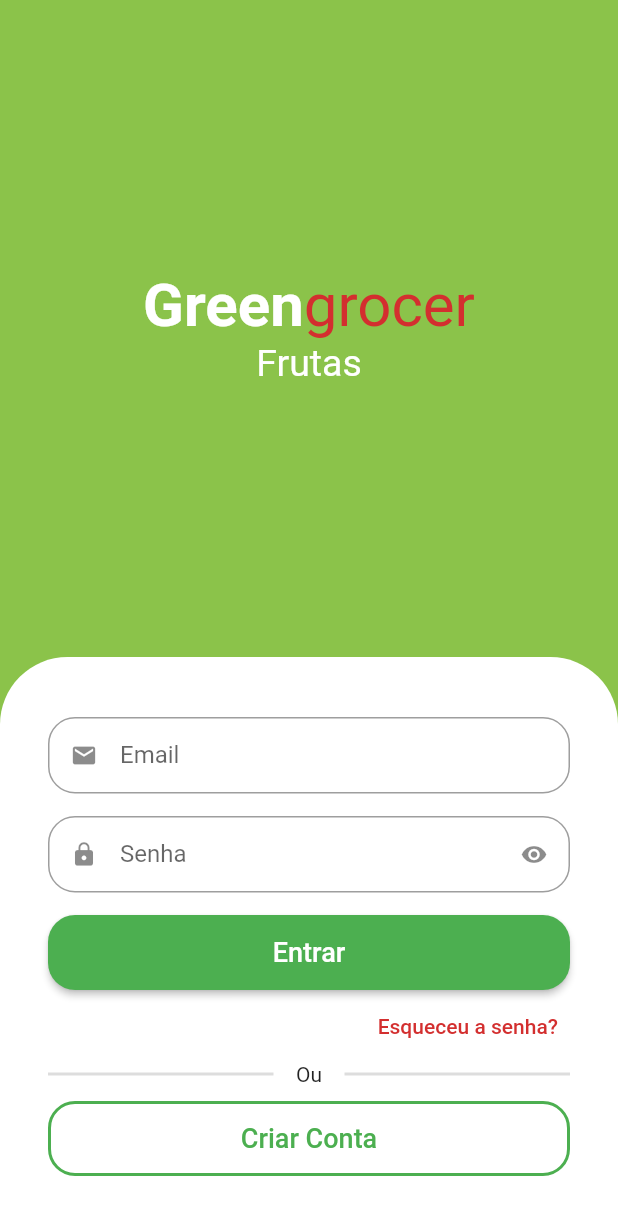
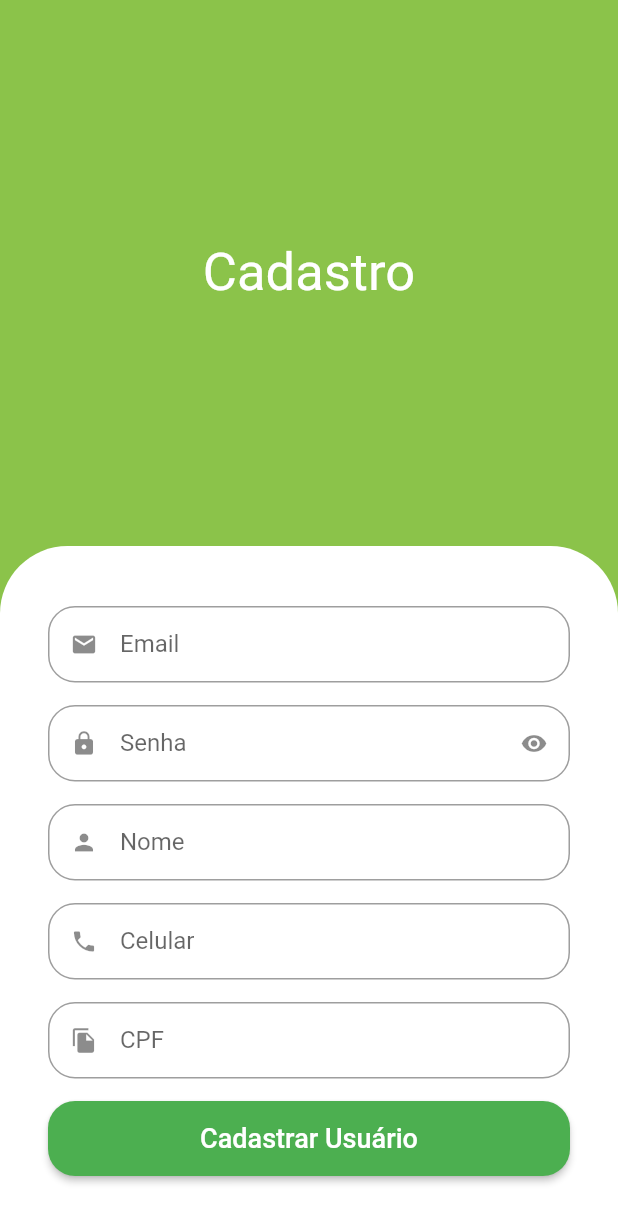
Before and after one commit to nfdeveloper/quitanda_flutter, a Flutter app: the screen it shows after launch, after a tap on "Criar Conta", on a phone screen of 412 x 824 dp. Shown: the top 1223 px of the screen. Run offline on Flutter 3.47's test engine with Material 2 defaults, Android fonts, the phone set to English and light mode, and no system bars; drawn by our look-alikes of animated_text_kit.

Commit message:
Criando tela de Cadastro de Usuario

```diff
--- a/lib/src/auth/sign_in_screen.dart
+++ b/lib/src/auth/sign_in_screen.dart
@@ -1,6 +1,7 @@
 import 'package:animated_text_kit/animated_text_kit.dart';
 import 'package:flutter/material.dart';
 import 'package:quitanda/src/auth/components/custom_text_field.dart';
+import 'package:quitanda/src/auth/sign_up_screen.dart';
 import 'package:quitanda/src/config/custom_colors.dart';
 
 class SignInScreen extends StatelessWidget {
@@ -137,7 +138,15 @@ class SignInScreen extends StatelessWidget {
                                   borderRadius: BorderRadius.circular(18)),
                               side:
                                   const BorderSide(width: 2, color: Colors.green)),
-                          onPressed: () {},
+                          onPressed: () {
+                            Navigator.of(context).push(
+                              MaterialPageRoute(
+                                builder: (c){
+                                  return SigUnpScreen();
+                                }
+                              )
+                            );
+                          },
                           child: const Text(
                             'Criar Conta',
                             style: TextStyle(fontSize: 18),
--- /dev/null
+++ b/lib/src/auth/sign_up_screen.dart
@@ -0,0 +1,86 @@
+import 'package:flutter/material.dart';
+import 'package:quitanda/src/auth/components/custom_text_field.dart';
+import 'package:quitanda/src/config/custom_colors.dart';
+
+class SigUnpScreen extends StatelessWidget {
+  const SigUnpScreen({super.key});
+
+  @override
+  Widget build(BuildContext context) {
+
+    final size = MediaQuery.of(context).size;
+
+    return Scaffold(
+      backgroundColor: CustomColors.customSwatchColor,
+      body: SingleChildScrollView(
+        child: SizedBox(
+          height: size.height,
+          width: size.width,
+          child: Column(
+            children: [
+              const Expanded(
+                child: Center(
+                  child: Text(
+                    'Cadastro',
+                    style: TextStyle(color: Colors.white, fontSize: 35),
+                  ),
+                ),
+              ),
+
+              // Formulário
+              Container(
+                padding: const EdgeInsets.symmetric(horizontal: 32, vertical: 40),
+                decoration: const BoxDecoration(
+                    color: Colors.white,
+                    borderRadius: BorderRadius.vertical(top: Radius.circular(45))),
+                child: Column(
+                  crossAxisAlignment: CrossAxisAlignment.stretch,
+                  children: [
+                    CustomTextField(
+                      icon: Icons.email,
+                      label: 'Email',
+                    ),
+                    CustomTextField(
+                      icon: Icons.lock,
+                      label: 'Senha',
+                      isSecret: true,
+                    ),
+                    CustomTextField(
+                      icon: Icons.person,
+                      label: 'Nome',
+                    ),
+                    CustomTextField(
+                      icon: Icons.phone,
+                      label: 'Celular',
+                    ),
+                    CustomTextField(
+                      icon: Icons.file_copy,
+                      label: 'CPF',
+                    ),
+                    SizedBox(
+                      height: 50,
+                      child: ElevatedButton(
+                        style: ElevatedButton.styleFrom(
+                          shape: RoundedRectangleBorder(
+                            borderRadius: BorderRadius.circular(18)
+                          )
+                        ),
+                        onPressed: () {},
+                        child: const Text(
+                          'Cadastrar Usuário',
+                          style: TextStyle(
+                            fontSize: 18
+                          ),
+                        )
+                      ),
+                    )
+                  ],
+                ),
+              )
+            ],
+          ),
+        ),
+      ),
+    );
+  }
+}
```
